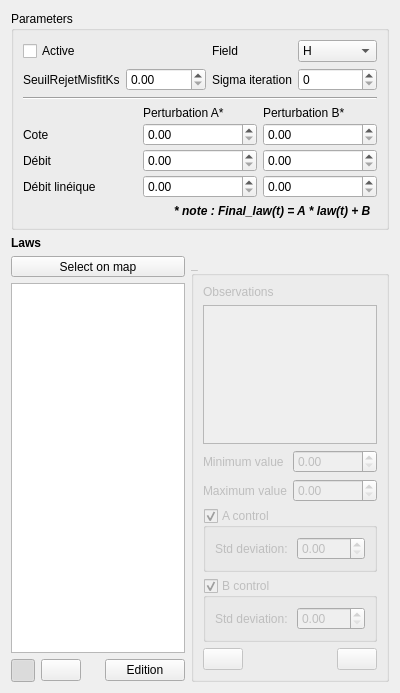
Qt form ui/ui_assimilation_law.ui (Artelia/Mascaret) before a commit.
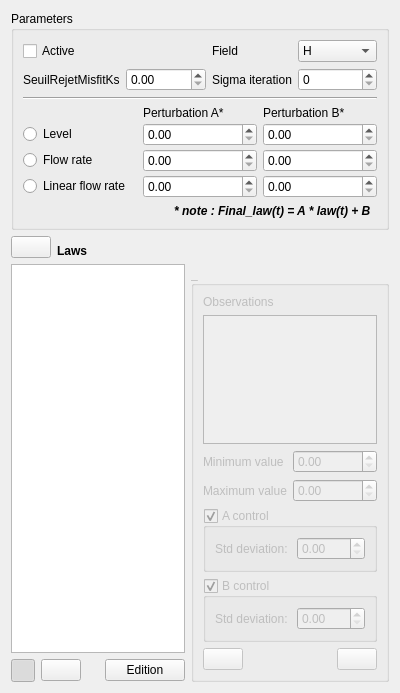
The same form after that commit. Icons and pictures are not drawn.

Patch:
```diff
--- a/ui/ui_assimilation_law.ui
+++ b/ui/ui_assimilation_law.ui
@@ -94,27 +94,6 @@
         <property name="verticalSpacing">
          <number>3</number>
         </property>
-        <item row="2" column="0">
-         <widget class="QLabel" name="label_10">
-          <property name="text">
-           <string>Débit</string>
-          </property>
-         </widget>
-        </item>
-        <item row="1" column="0">
-         <widget class="QLabel" name="label_11">
-          <property name="text">
-           <string>Cote</string>
-          </property>
-         </widget>
-        </item>
-        <item row="3" column="0">
-         <widget class="QLabel" name="label_18">
-          <property name="text">
-           <string>Débit linéique</string>
-          </property>
-         </widget>
-        </item>
         <item row="0" column="1">
          <widget class="QLabel" name="label_19">
           <property name="text">
@@ -147,10 +126,31 @@
         <item row="2" column="2">
          <widget class="QDoubleSpinBox" name="sb_debit_b"/>
         </item>
+        <item row="1" column="0">
+         <widget class="QRadioButton" name="rb_cote">
+          <property name="text">
+           <string>Level</string>
+          </property>
+         </widget>
+        </item>
+        <item row="2" column="0">
+         <widget class="QRadioButton" name="rb_debit">
+          <property name="text">
+           <string>Flow rate</string>
+          </property>
+         </widget>
+        </item>
+        <item row="3" column="0">
+         <widget class="QRadioButton" name="rb_debit_lin">
+          <property name="text">
+           <string>Linear flow rate</string>
+          </property>
+         </widget>
+        </item>
        </layout>
       </item>
       <item>
-       <widget class="QLabel" name="label_31">
+       <widget class="QLabel" name="label">
         <property name="font">
          <font>
           <weight>75</weight>
@@ -169,19 +169,6 @@
      </layout>
     </widget>
    </item>
-   <item>
-    <widget class="QLabel" name="label_21">
-     <property name="font">
-      <font>
-       <weight>75</weight>
-       <bold>true</bold>
-      </font>
-     </property>
-     <property name="text">
-      <string>Laws</string>
-     </property>
-    </widget>
-   </item>
    <item>
     <widget class="QFrame" name="fra_law">
      <property name="frameShape">
@@ -225,15 +212,20 @@
           <number>0</number>
          </property>
          <item>
-          <widget class="QToolButton" name="bt_sel_law">
+          <layout class="QHBoxLayout" name="horizontalLayout">
+           <item>
+            <widget class="QPushButton" name="bt_reload_laws">
            <property name="sizePolicy">
-            <sizepolicy hsizetype="Minimum" vsizetype="Fixed">
+              <sizepolicy hsizetype="Maximum" vsizetype="Fixed">
              <horstretch>0</horstretch>
              <verstretch>0</verstretch>
             </sizepolicy>
            </property>
+             <property name="toolTip">
+              <string>Reload laws</string>
+             </property>
            <property name="text">
-            <string>Select on map</string>
+              <string/>
            </property>
            <property name="iconSize">
             <size>
@@ -241,13 +233,25 @@
              <height>20</height>
             </size>
            </property>
-           <property name="checkable">
-            <bool>true</bool>
-           </property>
-           <property name="toolButtonStyle">
-            <enum>Qt::ToolButtonTextBesideIcon</enum>
-           </property>
-          </widget>
+            </widget>
+           </item>
+           <item>
+            <widget class="QLabel" name="lbl_typ_law">
+             <property name="font">
+              <font>
+               <weight>75</weight>
+               <bold>true</bold>
+              </font>
+             </property>
+             <property name="text">
+              <string>Laws</string>
+             </property>
+             <property name="alignment">
+              <set>Qt::AlignBottom|Qt::AlignLeading|Qt::AlignLeft</set>
+             </property>
+            </widget>
+           </item>
+          </layout>
          </item>
          <item>
           <widget class="QListView" name="lv_law"/>
@@ -330,6 +334,27 @@
        </widget>
       </item>
       <item>
+       <widget class="QFrame" name="fra_law_edit">
+        <property name="frameShape">
+         <enum>QFrame::NoFrame</enum>
+        </property>
+        <property name="frameShadow">
+         <enum>QFrame::Raised</enum>
+        </property>
+        <layout class="QVBoxLayout" name="verticalLayout_2">
+         <property name="leftMargin">
+          <number>0</number>
+         </property>
+         <property name="topMargin">
+          <number>30</number>
+         </property>
+         <property name="rightMargin">
+          <number>0</number>
+         </property>
+         <property name="bottomMargin">
+          <number>0</number>
+         </property>
+         <item>
        <widget class="QGroupBox" name="gb_law">
         <property name="enabled">
          <bool>false</bool>
@@ -474,6 +499,9 @@
                 <height>20</height>
                </size>
               </property>
+                </widget>
+               </item>
+              </layout>
              </widget>
             </item>
            </layout>
```
Lines whose indentation alone changed are shown as unchanged.
